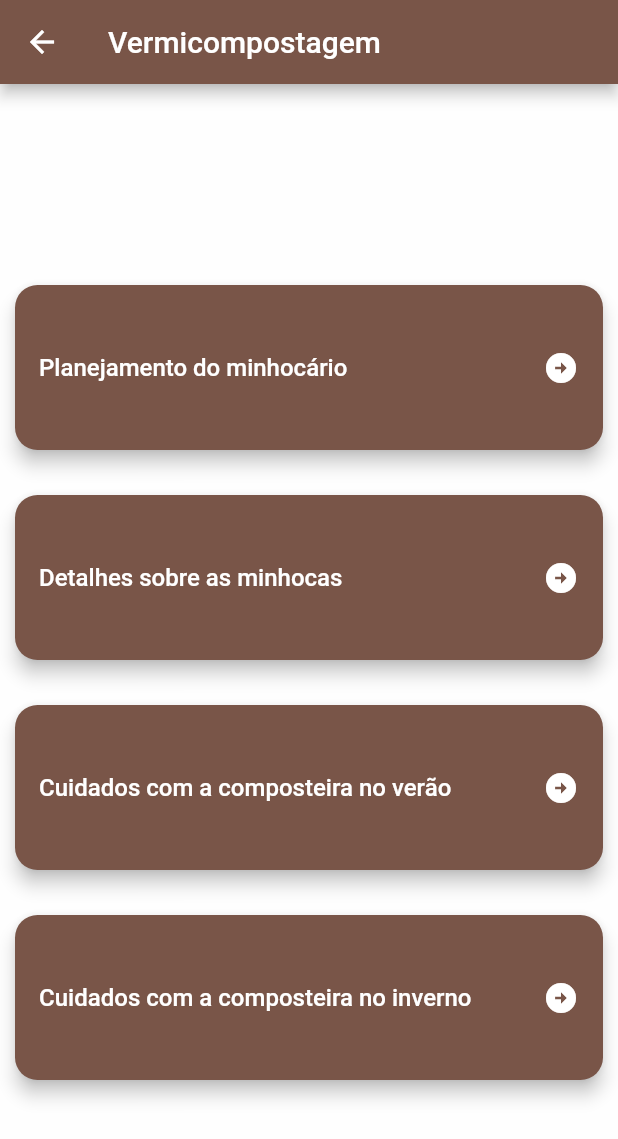
After one commit to Ianara-cs/ciclo_vv, a Flutter app: the VermicompostingBinScreen screen opened by its route, on a phone screen of 412 x 824 dp. The commit adds this screen. Shown: the top 1139 px of the screen. Run offline on Flutter 3.47's test engine with Material 2 defaults, Android fonts, the light colour scheme and no system bars.

Commit message:
tela de planejamento do minhocário

```diff
--- a/lib/main.dart
+++ b/lib/main.dart
@@ -4,6 +4,7 @@ import 'package:ciclo_vv/src/pages/compostBinScreen/compost_bin_screen.dart';
 import 'package:ciclo_vv/src/pages/compoundsScreen/compounds_screen.dart';
 import 'package:ciclo_vv/src/pages/earthwormDetailsScreen/earthworm_details_screen.dart';
 import 'package:ciclo_vv/src/pages/home/home.dart';
+import 'package:ciclo_vv/src/pages/vermicompostingBinScreen/vermicomposting_bin_screen.dart';
 import 'package:flutter/material.dart';
 
 void main() {
@@ -26,10 +27,11 @@ class MyApp extends StatelessWidget {
       routes: {
         '/': (context) => const Home(),
         '/compounds': (context) => const CompoundsScreen(),
-        '/compostbin': (context) => const CompostBinStrcreen(),
+        '/vermicomposting': (context) => const VermicompostingBinScreen(),
         '/summercare': (context) => const SummerCareScreen(),
         '/wintercare': (context) => const WinterCareScreen(),
         '/earthwormdetails': (context) => const EarthwormDetailsScreen(),
+        '/compost_bin': (context) => const CompostBinScreen(),
       },
     );
   }
--- a/lib/src/pages/home/home.dart
+++ b/lib/src/pages/home/home.dart
@@ -58,7 +58,8 @@ class _HomeState extends State<Home> {
                 width: 328,
                 height: 110,
                 child: ElevatedButton(
-                  onPressed: () => Navigator.pushNamed(context, '/compostbin'),
+                  onPressed: () =>
+                      Navigator.pushNamed(context, '/vermicomposting'),
                   style: ElevatedButton.styleFrom(
                     shape: RoundedRectangleBorder(
                       borderRadius: BorderRadius.circular(15),
@@ -69,7 +70,7 @@ class _HomeState extends State<Home> {
                     mainAxisAlignment: MainAxisAlignment.spaceBetween,
                     children: [
                       const Text(
-                        'Composteiras',
+                        'Vermicompostagem',
                         style: TextStyle(
                           fontSize: 20,
                         ),
--- /dev/null
+++ b/lib/src/pages/vermicompostingBinScreen/vermicomposting_bin_screen.dart
@@ -0,0 +1,131 @@
+import 'package:flutter/material.dart';
+
+class VermicompostingBinScreen extends StatefulWidget {
+  const VermicompostingBinScreen({super.key});
+
+  @override
+  State<VermicompostingBinScreen> createState() =>
+      _VermicompostingBinScreenState();
+}
+
+class _VermicompostingBinScreenState extends State<VermicompostingBinScreen> {
+  @override
+  Widget build(BuildContext context) {
+    return Scaffold(
+      appBar: AppBar(title: const Text('Vermicompostagem')),
+      body: Center(
+        child: SingleChildScrollView(
+          child: Column(
+            children: [
+              Container(
+                margin: const EdgeInsets.only(top: 30),
+                width: MediaQuery.of(context).size.width - 20,
+                height: 110,
+                child: ElevatedButton(
+                  onPressed: () => Navigator.pushNamed(context, '/compost_bin'),
+                  style: ElevatedButton.styleFrom(
+                    shape: RoundedRectangleBorder(
+                      borderRadius: BorderRadius.circular(15),
+                    ),
+                    elevation: 5,
+                  ),
+                  child: const Row(
+                    mainAxisAlignment: MainAxisAlignment.spaceBetween,
+                    children: [
+                      Text(
+                        'Planejamento do minhocário',
+                        style: TextStyle(
+                          fontSize: 16,
+                        ),
+                      ),
+                      Icon(Icons.arrow_circle_right_sharp)
+                    ],
+                  ),
+                ),
+              ),
+              Container(
+                margin: const EdgeInsets.only(top: 30),
+                width: MediaQuery.of(context).size.width - 20,
+                height: 110,
+                child: ElevatedButton(
+                  onPressed: () =>
+                      Navigator.pushNamed(context, '/earthwormdetails'),
+                  style: ElevatedButton.styleFrom(
+                    shape: RoundedRectangleBorder(
+                      borderRadius: BorderRadius.circular(15),
+                    ),
+                    elevation: 5,
+                  ),
+                  child: const Row(
+                    mainAxisAlignment: MainAxisAlignment.spaceBetween,
+                    children: [
+                      Text(
+                        'Detalhes sobre as minhocas',
+                        style: TextStyle(
+                          fontSize: 16,
+                        ),
+                      ),
+                      Icon(Icons.arrow_circle_right_sharp)
+                    ],
+                  ),
+                ),
+              ),
+              Container(
+                margin: const EdgeInsets.only(top: 30),
+                width: MediaQuery.of(context).size.width - 20,
+                height: 110,
+                child: ElevatedButton(
+                  onPressed: () => Navigator.pushNamed(context, '/summercare'),
+                  style: ElevatedButton.styleFrom(
+                    shape: RoundedRectangleBorder(
+                      borderRadius: BorderRadius.circular(15),
+                    ),
+                    elevation: 5,
+                  ),
+                  child: const Row(
+                    mainAxisAlignment: MainAxisAlignment.spaceBetween,
+                    children: [
+                      Text(
+                        'Cuidados com a composteira no verão',
+                        style: TextStyle(
+                          fontSize: 16,
+                        ),
+                      ),
+                      Icon(Icons.arrow_circle_right_sharp)
+                    ],
+                  ),
+                ),
+              ),
+              Container(
+                margin: const EdgeInsets.only(top: 30),
+                width: MediaQuery.of(context).size.width - 20,
+                height: 110,
+                child: ElevatedButton(
+                  onPressed: () => Navigator.pushNamed(context, '/wintercare'),
+                  style: ElevatedButton.styleFrom(
+                    shape: RoundedRectangleBorder(
+                      borderRadius: BorderRadius.circular(15),
+                    ),
+                    elevation: 5,
+                  ),
+                  child: const Row(
+                    mainAxisAlignment: MainAxisAlignment.spaceBetween,
+                    children: [
+                      Text(
+                        'Cuidados com a composteira no inverno',
+                        style: TextStyle(
+                          fontSize: 16,
+                        ),
+                      ),
+                      Icon(Icons.arrow_circle_right_sharp)
+                    ],
+                  ),
+                ),
+              ),
+            ],
+          ),
+        ),
+      ),
+    );
+  }
+}
--- a/pubspec.yaml
+++ b/pubspec.yaml
@@ -63,6 +63,7 @@ flutter:
     - images/composteira.png
     - images/problemas.png
     - images/minhocas.jpg
+    - images/vermicomposteira.png
     - images/compounds/carne.jpg
     - images/compounds/Legumes.jpg
     - images/compounds/frutas.jpg
```
Also changed, not shown: lib/src/pages/compostBinScreen/compost_bin_screen.dart (+82 -95 lines), images/vermicomposteira.png (added).
